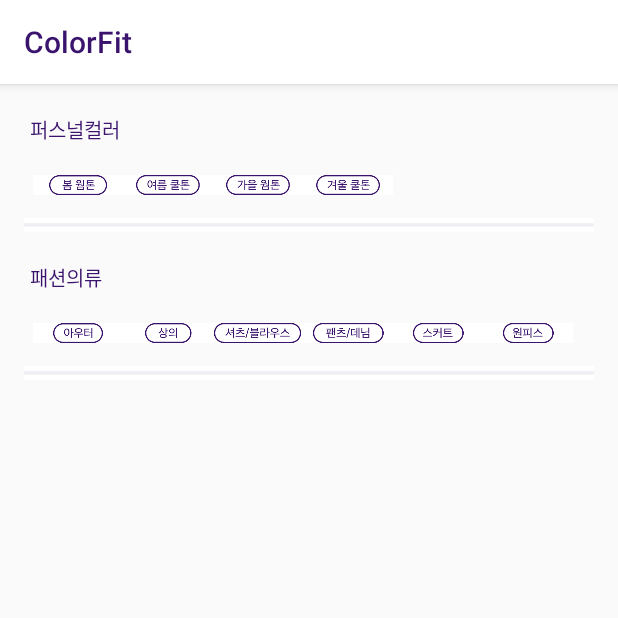
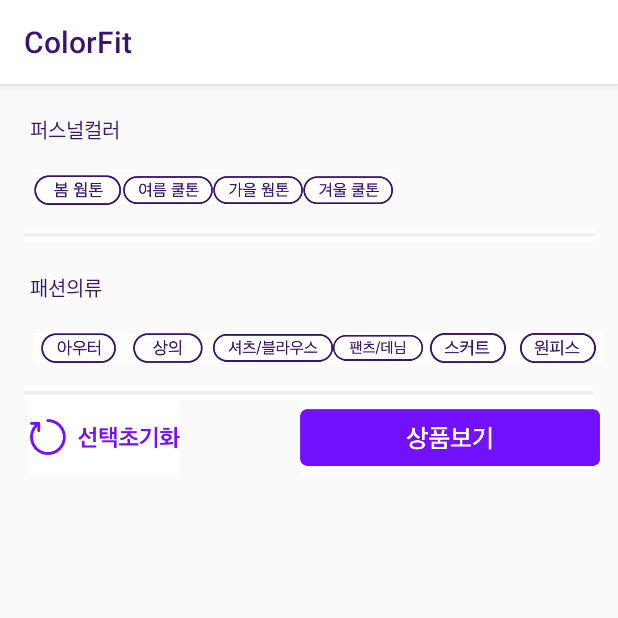
Before and after one commit to bdd-kor/COLOR_FIT, an Android app: the FilterActivity screen opened directly, with no data from a screen before it, on a phone screen of 412 x 824 dp, the top half of it. Run offline under Robolectric (Android 15) with nearby library versions, the phone set to English and light mode, and no system bars.

Commit message:
20210922 15:04

```diff
--- a/khr/color_fit/app/src/main/java/com/example/color_fit/FilterActivity.java
+++ b/khr/color_fit/app/src/main/java/com/example/color_fit/FilterActivity.java
@@ -1,6 +1,8 @@
 package com.example.color_fit;
 
+import android.content.Intent;
 import android.os.Bundle;
+import android.view.View;
 import android.widget.ImageButton;
 import android.widget.Toast;
 
@@ -9,14 +11,141 @@ import androidx.appcompat.app.AppCompatActivity;
 public class FilterActivity extends AppCompatActivity implements UserAdapter.onItemListener{
 
     private ImageButton btnSpring,btnSummer, btnAutumn, btnWinter;
-    private ImageButton btnAuter, btnTop, btnShirts, btnPants, btnSkirst, btnDess;
-
+    private ImageButton btnOuter, btnTop, btnShirts, btnPants, btnSkirst, btnDress;
+    private boolean sspring, ssummer, sautumn, swinter = true;
+    private boolean souter, s_top, sshirts,spants, sskirts, sdress = true;
 
     @Override
     protected void onCreate(Bundle savedInstanceState) {
         super.onCreate(savedInstanceState);
         setContentView(R.layout.activity_filter);
+
+        btnSpring = findViewById(R.id.btnSpring);
+        btnSpring.setOnClickListener(new View.OnClickListener() {
+            @Override
+            public void onClick(View v) {
+                    if (sspring == true){
+                        btnSpring.setImageResource(R.drawable.b_scat_spring);
+                        sspring = false;
+                    }
+                    else {
+                        btnSpring.setImageResource(R.drawable.a_scat_spring);
+                        sspring = true;
+                    }
+
+            }
+        });
+        btnSummer = findViewById(R.id.btnSummer);
+        btnSummer.setOnClickListener(new View.OnClickListener() {
+            @Override
+            public void onClick(View v) {
+                if (ssummer == true){
+                    btnSummer.setImageResource(R.drawable.b_scat_summer);
+                    ssummer = false;
+                }
+                else {
+                    btnSummer.setImageResource(R.drawable.a_scat_summer);
+                    ssummer = true;
+                }
+
+            }
+        });
+        btnAutumn = findViewById(R.id.btnAutumn);
+        btnAutumn.setOnClickListener(new View.OnClickListener() {
+            @Override
+            public void onClick(View v) {
+                if (sautumn == true){
+                    btnAutumn.setImageResource(R.drawable.b_scat_autumn);
+                    sautumn = false;
+                }
+                else {
+                    btnAutumn.setImageResource(R.drawable.a_scat_autumn);
+                    sautumn = true;
+                }
+
+            }
+        });
+        btnWinter = findViewById(R.id.btnWinter);
+        btnWinter.setOnClickListener(new View.OnClickListener() {
+            @Override
+            public void onClick(View v) {
+                if (swinter == true){
+                    btnWinter.setImageResource(R.drawable.b_scat_winter);
+                    swinter = false;
+                }
+                else {
+                    btnWinter.setImageResource(R.drawable.a_scat_winter);
+                    swinter = true;
+                }
+
+            }
+        });
+
+        btnSpring = findViewById(R.id.btnSpring);
+        btnSpring.setOnClickListener(new View.OnClickListener() {
+            @Override
+            public void onClick(View v) {
+                if (sspring == true){
+                    btnSpring.setImageResource(R.drawable.b_scat_spring);
+                    sspring = false;
+                }
+                else {
+                    btnSpring.setImageResource(R.drawable.a_scat_spring);
+                    sspring = true;
+                }
+
+            }
+        });
+
+        btnOuter = findViewById(R.id.btnOuter);
+        btnOuter.setOnClickListener(new View.OnClickListener() {
+            @Override
+            public void onClick(View v) {
+                if (souter == true){
+                    btnOuter.setImageResource(R.drawable.b_ccat_outer);
+                    souter = false;
+                }
+                else {
+                    btnOuter.setImageResource(R.drawable.a_ccat_outer);
+                    souter = true;
+                }
+
+            }
+        });
+
+        btnTop = findViewById(R.id.btnTop);
+        btnTop.setOnClickListener(new View.OnClickListener() {
+            @Override
+            public void onClick(View v) {
+                if (s_top == true){
+                    btnTop.setImageResource(R.drawable.b_ccat_top);
+                    s_top = false;
+                }
+                else {
+                    btnTop.setImageResource(R.drawable.a_ccat_top);
+                    s_top = true;
+                }
+
+            }
+        });
+
+        btnShirts = findViewById(R.id.btnShirts);
+        btnShirts.setOnClickListener(new View.OnClickListener() {
+            @Override
+            public void onClick(View v) {
+                if (sshirts == true){
+                    btnShirts.setImageResource(R.drawable.b_ccat_shirts);
+                    sshirts = false;
+                }
+                else {
+                    btnShirts.setImageResource(R.drawable.a_ccat_shirts);
+                    sshirts = true;
+                }
+
+            }
+        });
     }
+
 
 
 
--- a/khr/color_fit/app/src/main/res/layout/activity_filter.xml
+++ b/khr/color_fit/app/src/main/res/layout/activity_filter.xml
@@ -22,28 +22,28 @@
             <ImageButton
                 android:id="@+id/btnSpring"
                 android:layout_width="60dp"
-                android:layout_height="13dp"
+                android:layout_height="20dp"
                 android:background="#FFFFFF"
                 android:scaleType="centerInside"
                 android:src="@drawable/a_scat_spring"/>
             <ImageButton
                 android:id="@+id/btnSummer"
                 android:layout_width="60dp"
-                android:layout_height="13dp"
+                android:layout_height="20dp"
                 android:background="#FFFFFF"
                 android:scaleType="centerInside"
                 android:src="@drawable/a_scat_summer"/>
             <ImageButton
                 android:id="@+id/btnAutumn"
                 android:layout_width="60dp"
-                android:layout_height="13dp"
+                android:layout_height="20dp"
                 android:background="#FFFFFF"
                 android:scaleType="centerInside"
                 android:src="@drawable/a_scat_autumn"/>
             <ImageButton
                 android:id="@+id/btnWinter"
                 android:layout_width="60dp"
-                android:layout_height="13dp"
+                android:layout_height="20dp"
                 android:background="#FFFFFF"
                 android:scaleType="centerInside"
                 android:src="@drawable/a_scat_winter"/>
@@ -75,44 +75,44 @@
         <TableRow
             android:layout_marginLeft="22dp">
             <ImageButton
-                android:id="@+id/btnAuter"
+                android:id="@+id/btnOuter"
                 android:layout_width="60dp"
-                android:layout_height="13dp"
+                android:layout_height="20dp"
                 android:background="#FFFFFF"
                 android:scaleType="centerInside"
                 android:src="@drawable/a_ccat_outer"/>
             <ImageButton
                 android:id="@+id/btnTop"
                 android:layout_width="60dp"
-                android:layout_height="13dp"
+                android:layout_height="20dp"
                 android:background="#FFFFFF"
                 android:scaleType="centerInside"
                 android:src="@drawable/a_ccat_top"/>
             <ImageButton
                 android:id="@+id/btnShirts"
-                android:layout_width="60dp"
-                android:layout_height="13dp"
+                android:layout_width="80dp"
+                android:layout_height="20dp"
                 android:background="#FFFFFF"
                 android:scaleType="centerInside"
                 android:src="@drawable/a_ccat_shirts"/>
             <ImageButton
                 android:id="@+id/btnPatns"
                 android:layout_width="60dp"
-                android:layout_height="13dp"
+                android:layout_height="20dp"
                 android:background="#FFFFFF"
                 android:scaleType="centerInside"
                 android:src="@drawable/a_ccat_pants"/>
             <ImageButton
                 android:id="@+id/btnSkirt"
                 android:layout_width="60dp"
-                android:layout_height="13dp"
+                android:layout_height="20dp"
                 android:background="#FFFFFF"
                 android:scaleType="centerInside"
                 android:src="@drawable/a_ccat_skirt"/>
             <ImageButton
                 android:id="@+id/btnDress"
                 android:layout_width="60dp"
-                android:layout_height="13dp"
+                android:layout_height="20dp"
                 android:background="#FFFFFF"
                 android:scaleType="centerInside"
                 android:src="@drawable/a_ccat_dress"/>
@@ -128,4 +128,28 @@
         android:scaleType="centerInside"
         android:src="@drawable/filterline" />
 
+    <LinearLayout
+        android:layout_width="wrap_content"
+        android:layout_height="wrap_content"
+        android:orientation="horizontal"
+        android:gravity="bottom">
+        <ImageButton
+            android:id="@+id/btnReset"
+            android:layout_width="100dp"
+            android:layout_height="50dp"
+            android:background="#FFFFFF"
+            android:layout_marginLeft="20dp"
+            android:layout_marginRight="80dp"
+            android:scaleType="centerInside"
+            android:src="@drawable/reset"/>
+        <ImageButton
+            android:id="@+id/btnSelect"
+            android:layout_width="200dp"
+            android:layout_height="50dp"
+            android:background="#FFFFFF"
+            android:scaleType="centerInside"
+            android:src="@drawable/selectgo"/>
+
+    </LinearLayout>
+
 </LinearLayout>
```
Also changed, not shown: khr/color_fit/app/src/main/res/drawable-v24/b_ccat_dress.png (added), khr/color_fit/app/src/main/res/drawable-v24/b_ccat_outer.png (added), khr/color_fit/app/src/main/res/drawable-v24/b_ccat_pants.png (added), khr/color_fit/app/src/main/res/drawable-v24/b_ccat_shirts.png (added), khr/color_fit/app/src/main/res/drawable-v24/b_ccat_skirt.png (added), khr/color_fit/app/src/main/res/drawable-v24/b_ccat_top.png (added), khr/color_fit/app/src/main/res/drawable-v24/b_scat_autumn.png (added), khr/color_fit/app/src/main/res/drawable-v24/b_scat_spring.png (added), khr/color_fit/app/src/main/res/drawable-v24/b_scat_summer.png (added), khr/color_fit/app/src/main/res/drawable-v24/b_scat_winter.png (added), khr/color_fit/app/src/main/res/drawable-v24/reset.png (added), khr/color_fit/app/src/main/res/drawable-v24/selectgo.png (added).
